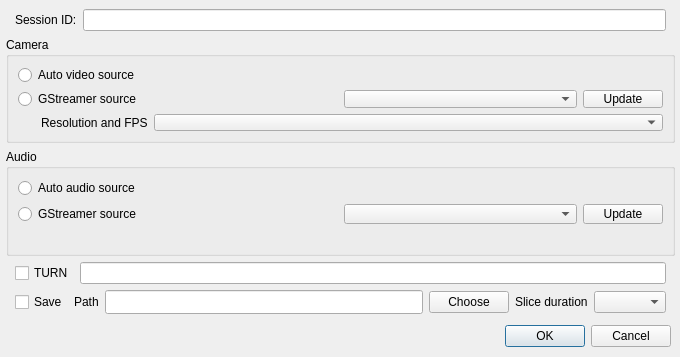
Above: preferences.ui from aliakseis/webrtc-ui before the change. Below: the same form after it.
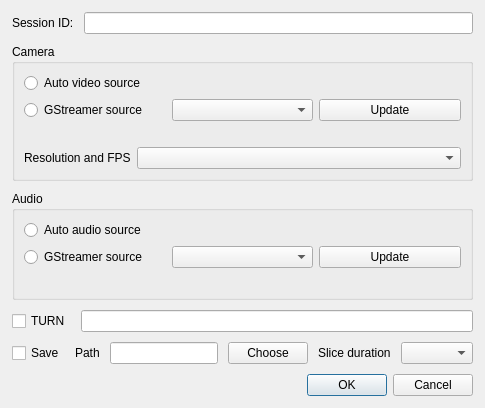
That is the form after the change.

```diff
--- a/preferences.ui
+++ b/preferences.ui
@@ -2,107 +2,52 @@
 <ui version="4.0">
  <class>Preferences</class>
  <widget class="QDialog" name="Preferences">
-  <property name="geometry">
-   <rect>
-    <x>0</x>
-    <y>0</y>
-    <width>680</width>
-    <height>357</height>
-   </rect>
-  </property>
-  <property name="sizePolicy">
-   <sizepolicy hsizetype="Fixed" vsizetype="Fixed">
-    <horstretch>0</horstretch>
-    <verstretch>0</verstretch>
-   </sizepolicy>
-  </property>
   <property name="windowTitle">
    <string>Settings</string>
   </property>
-  <widget class="QWidget" name="layoutWidget">
-   <property name="geometry">
-    <rect>
-     <x>0</x>
-     <y>0</y>
-     <width>681</width>
-     <height>320</height>
-    </rect>
-   </property>
-   <layout class="QVBoxLayout" name="verticalLayout_4" stretch="0,0,0,0,0">
-    <property name="spacing">
-     <number>6</number>
-    </property>
-    <property name="leftMargin">
-     <number>6</number>
-    </property>
-    <property name="topMargin">
-     <number>9</number>
-    </property>
-    <property name="rightMargin">
-     <number>6</number>
-    </property>
-    <property name="bottomMargin">
-     <number>6</number>
-    </property>
+
+  <layout class="QVBoxLayout" name="mainLayout">
+   <property name="spacing"><number>10</number></property>
+   <property name="margin"><number>12</number></property>
+
+   <!-- Session ID -->
     <item>
-     <layout class="QHBoxLayout" name="horizontalLayout_9">
-      <property name="leftMargin">
-       <number>9</number>
-      </property>
-      <property name="rightMargin">
-       <number>9</number>
-      </property>
-      <item>
-       <widget class="QLabel" name="label">
-        <property name="text">
-         <string>Session ID:</string>
-        </property>
-       </widget>
-      </item>
-      <item>
+    <layout class="QFormLayout" name="form_session">
+     <item row="0" column="0">
+      <widget class="QLabel" name="label_session">
+       <property name="text"><string>Session ID:</string></property>
+      </widget>
+     </item>
+     <item row="0" column="1">
        <widget class="QLineEdit" name="lineEdit_SessionID"/>
       </item>
      </layout>
     </item>
+
+   <!-- Camera -->
     <item>
      <widget class="QGroupBox" name="groupBox_camera">
-      <property name="sizePolicy">
-       <sizepolicy hsizetype="MinimumExpanding" vsizetype="MinimumExpanding">
-        <horstretch>0</horstretch>
-        <verstretch>0</verstretch>
-       </sizepolicy>
-      </property>
-      <property name="title">
-       <string>Camera</string>
-      </property>
-      <layout class="QGridLayout" name="gridLayout_4">
-       <item row="1" column="0">
+  <property name="title"><string>Camera</string></property>
+  <layout class="QVBoxLayout" name="layout_camera">
+
+   <item>
+    <widget class="QRadioButton" name="autoVideoSrc">
+     <property name="text"><string>Auto video source</string></property>
+    </widget>
+   </item>
+
+   <item>
+    <layout class="QHBoxLayout" name="layout_camera_source">
+     <item>
         <widget class="QRadioButton" name="gstreamerSource">
-         <property name="text">
-          <string>GStreamer source</string>
-         </property>
-        </widget>
-       </item>
-       <item row="1" column="1">
-        <layout class="QHBoxLayout" name="horizontalLayout_2">
+       <property name="text"><string>GStreamer source</string></property>
+      </widget>
+     </item>
          <item>
-          <widget class="QComboBox" name="comboBox_camera">
-           <property name="sizePolicy">
-            <sizepolicy hsizetype="Minimum" vsizetype="Fixed">
-             <horstretch>0</horstretch>
-             <verstretch>0</verstretch>
-            </sizepolicy>
-           </property>
-          </widget>
+      <widget class="QComboBox" name="comboBox_camera"/>
          </item>
          <item>
           <widget class="QPushButton" name="pushButton_update_camera_list">
-           <property name="sizePolicy">
-            <sizepolicy hsizetype="Maximum" vsizetype="Fixed">
-             <horstretch>0</horstretch>
-             <verstretch>0</verstretch>
-            </sizepolicy>
-           </property>
            <property name="toolTip">
             <string>
                      Click to update the list of available
@@ -116,104 +61,54 @@
          </item>
         </layout>
        </item>
-       <item row="2" column="0" colspan="2">
-        <layout class="QHBoxLayout" name="verticalLayout_9">
+
          <item>
           <widget class="QLabel" name="label_camera">
-           <property name="sizePolicy">
-            <sizepolicy hsizetype="Fixed" vsizetype="Preferred">
-             <horstretch>0</horstretch>
-             <verstretch>0</verstretch>
-            </sizepolicy>
-           </property>
-           <property name="text">
-            <string/>
-           </property>
-          </widget>
-         </item>
+     <property name="text"><string/></property>
+    </widget>
+   </item>
+
          <item>
-          <spacer name="horizontalSpacer">
-           <property name="orientation">
-            <enum>Qt::Horizontal</enum>
-           </property>
-           <property name="sizeType">
-            <enum>QSizePolicy::Minimum</enum>
-           </property>
-           <property name="sizeHint" stdset="0">
-            <size>
-             <width>10</width>
-             <height>20</height>
-            </size>
-           </property>
-          </spacer>
-         </item>
-         <item>
+    <layout class="QFormLayout" name="layout_camera_res">
+     <item row="0" column="0">
           <widget class="QLabel" name="label_8">
-           <property name="sizePolicy">
-            <sizepolicy hsizetype="Fixed" vsizetype="Preferred">
-             <horstretch>0</horstretch>
-             <verstretch>0</verstretch>
-            </sizepolicy>
-           </property>
-           <property name="text">
-            <string>Resolution and FPS</string>
-           </property>
-          </widget>
-         </item>
-         <item>
+       <property name="text"><string>Resolution and FPS</string></property>
+      </widget>
+     </item>
+     <item row="0" column="1">
           <widget class="QComboBox" name="comboBox_camera_res"/>
          </item>
         </layout>
        </item>
-       <item row="0" column="0">
-        <widget class="QRadioButton" name="autoVideoSrc">
-         <property name="text">
-          <string>Auto video source</string>
-         </property>
-        </widget>
-       </item>
+
       </layout>
      </widget>
     </item>
+
+   <!-- Audio -->
     <item>
      <widget class="QGroupBox" name="groupBox_audio">
-      <property name="sizePolicy">
-       <sizepolicy hsizetype="MinimumExpanding" vsizetype="MinimumExpanding">
-        <horstretch>0</horstretch>
-        <verstretch>0</verstretch>
-       </sizepolicy>
-      </property>
-      <property name="title">
-       <string>Audio</string>
-      </property>
-      <layout class="QGridLayout" name="gridLayout_4">
-       <item row="1" column="0">
+     <property name="title"><string>Audio</string></property>
+     <layout class="QVBoxLayout" name="layout_audio">
+
+      <item>
+       <widget class="QRadioButton" name="autoAudioSrc">
+        <property name="text"><string>Auto audio source</string></property>
+       </widget>
+      </item>
+
+      <item>
+       <layout class="QHBoxLayout" name="layout_audio_source">
+        <item>
         <widget class="QRadioButton" name="gstreamerAudioSource">
-         <property name="text">
-          <string>GStreamer source</string>
-         </property>
-        </widget>
-       </item>
-       <item row="1" column="1">
-        <layout class="QHBoxLayout" name="horizontalLayout_2">
+          <property name="text"><string>GStreamer source</string></property>
+         </widget>
+        </item>
          <item>
-          <widget class="QComboBox" name="comboBox_audio">
-           <property name="sizePolicy">
-            <sizepolicy hsizetype="Minimum" vsizetype="Fixed">
-             <horstretch>0</horstretch>
-             <verstretch>0</verstretch>
-            </sizepolicy>
-           </property>
-          </widget>
+         <widget class="QComboBox" name="comboBox_audio"/>
          </item>
          <item>
           <widget class="QPushButton" name="pushButton_update_audio_list">
-           <property name="sizePolicy">
-            <sizepolicy hsizetype="Maximum" vsizetype="Fixed">
-             <horstretch>0</horstretch>
-             <verstretch>0</verstretch>
-            </sizepolicy>
-           </property>
            <property name="toolTip">
             <string>
                      Click to update the list of available
@@ -227,54 +122,21 @@
          </item>
         </layout>
        </item>
-       <item row="2" column="0" colspan="2">
-        <widget class="QLabel" name="label_audio">
-         <property name="sizePolicy">
-          <sizepolicy hsizetype="Maximum" vsizetype="Preferred">
-           <horstretch>0</horstretch>
-           <verstretch>0</verstretch>
-          </sizepolicy>
-         </property>
-         <property name="text">
-          <string/>
-         </property>
-        </widget>
-       </item>
-       <item row="0" column="0">
-        <widget class="QRadioButton" name="autoAudioSrc">
-         <property name="text">
-          <string>Auto audio source</string>
-         </property>
-        </widget>
-       </item>
+
+      <item>
+       <widget class="QLabel" name="label_audio"/>
+      </item>
+
       </layout>
      </widget>
     </item>
+
+   <!-- TURN -->
     <item>
-     <layout class="QHBoxLayout" name="horizontalLayout_19">
-      <property name="leftMargin">
-       <number>9</number>
-      </property>
-      <property name="rightMargin">
-       <number>9</number>
-      </property>
+    <layout class="QHBoxLayout" name="layout_turn">
       <item>
        <widget class="QCheckBox" name="checkBox_TURN">
-        <property name="sizePolicy">
-         <sizepolicy hsizetype="Minimum" vsizetype="Fixed">
-          <horstretch>0</horstretch>
-          <verstretch>0</verstretch>
-         </sizepolicy>
-        </property>
-        <property name="focusPolicy">
-         <enum>Qt::StrongFocus</enum>
-        </property>
-        <property name="text">
-         <string>TURN</string>
-        </property>
-        <property name="checked">
-         <bool>false</bool>
-        </property>
+       <property name="text"><string>TURN</string></property>
        </widget>
       </item>
       <item>
@@ -282,87 +144,30 @@
       </item>
      </layout>
     </item>
+
+   <!-- Save -->
     <item>
-     <layout class="QHBoxLayout" name="horizontalLayout_4">
-      <property name="leftMargin">
-       <number>9</number>
-      </property>
-      <property name="rightMargin">
-       <number>9</number>
-      </property>
+    <layout class="QHBoxLayout" name="layout_save">
       <item>
        <widget class="QCheckBox" name="checkBox_save">
-        <property name="sizePolicy">
-         <sizepolicy hsizetype="Minimum" vsizetype="Fixed">
-          <horstretch>0</horstretch>
-          <verstretch>0</verstretch>
-         </sizepolicy>
-        </property>
-        <property name="focusPolicy">
-         <enum>Qt::StrongFocus</enum>
-        </property>
-        <property name="text">
-         <string>Save</string>
-        </property>
-        <property name="checked">
-         <bool>false</bool>
-        </property>
-       </widget>
-      </item>
+       <property name="text"><string>Save</string></property>
+      </widget>
+     </item>
+
       <item>
        <widget class="QLabel" name="label_22">
-        <property name="sizePolicy">
-         <sizepolicy hsizetype="Preferred" vsizetype="Preferred">
-          <horstretch>0</horstretch>
-          <verstretch>24</verstretch>
-         </sizepolicy>
-        </property>
-        <property name="minimumSize">
-         <size>
-          <width>0</width>
-          <height>24</height>
-         </size>
-        </property>
-        <property name="text">
-         <string>Path</string>
-        </property>
-       </widget>
-      </item>
+       <property name="text"><string>Path</string></property>
+      </widget>
+     </item>
+
       <item>
        <widget class="QLineEdit" name="lineEdit_SavePath">
-        <property name="sizePolicy">
-         <sizepolicy hsizetype="Expanding" vsizetype="Fixed">
-          <horstretch>0</horstretch>
-          <verstretch>24</verstretch>
-         </sizepolicy>
-        </property>
-        <property name="minimumSize">
-         <size>
-          <width>0</width>
-          <height>24</height>
-         </size>
-        </property>
-        <property name="font">
-         <font>
-          <pointsize>8</pointsize>
-         </font>
-        </property>
-        <property name="text">
-         <string/>
-        </property>
-        <property name="alignment">
-         <set>Qt::AlignCenter</set>
-        </property>
-       </widget>
-      </item>
+       <property name="alignment"><set>Qt::AlignCenter</set></property>
+      </widget>
+     </item>
+
       <item>
        <widget class="QPushButton" name="pushButton_chooseSavePath">
-        <property name="sizePolicy">
-         <sizepolicy hsizetype="Maximum" vsizetype="Fixed">
-          <horstretch>0</horstretch>
-          <verstretch>0</verstretch>
-         </sizepolicy>
-        </property>
         <property name="toolTip">
          <string>
                      Click to choose a path to save the videos.
@@ -375,53 +180,27 @@
       </item>
       <item>
        <widget class="QLabel" name="label_13">
-        <property name="sizePolicy">
-         <sizepolicy hsizetype="Preferred" vsizetype="Preferred">
-          <horstretch>0</horstretch>
-          <verstretch>24</verstretch>
-         </sizepolicy>
-        </property>
-        <property name="minimumSize">
-         <size>
-          <width>0</width>
-          <height>24</height>
-         </size>
-        </property>
-        <property name="text">
-         <string>Slice duration</string>
-        </property>
-       </widget>
-      </item>
+       <property name="text"><string>Slice duration</string></property>
+      </widget>
+     </item>
+
       <item>
-       <widget class="QComboBox" name="comboBox_SliceDuration">
-        <property name="sizePolicy">
-         <sizepolicy hsizetype="Minimum" vsizetype="Fixed">
-          <horstretch>0</horstretch>
-          <verstretch>0</verstretch>
-         </sizepolicy>
-        </property>
-       </widget>
+      <widget class="QComboBox" name="comboBox_SliceDuration"/>
       </item>
      </layout>
     </item>
-   </layout>
-  </widget>
+
+   <!-- Buttons -->
+   <item>
   <widget class="QDialogButtonBox" name="buttonBox">
-   <property name="geometry">
-    <rect>
-     <x>330</x>
-     <y>320</y>
-     <width>341</width>
-     <height>32</height>
-    </rect>
-   </property>
-   <property name="orientation">
-    <enum>Qt::Horizontal</enum>
-   </property>
    <property name="standardButtons">
-    <set>QDialogButtonBox::Cancel|QDialogButtonBox::Ok</set>
-   </property>
-  </widget>
+      <set>QDialogButtonBox::Ok|QDialogButtonBox::Cancel</set>
+     </property>
+    </widget>
+   </item>
+
+  </layout>
+
  </widget>
  <resources/>
  <connections>
```
Left out of the diff: 55 changed lines with no effect on the pictures. Lines whose indentation alone changed are shown as unchanged.
